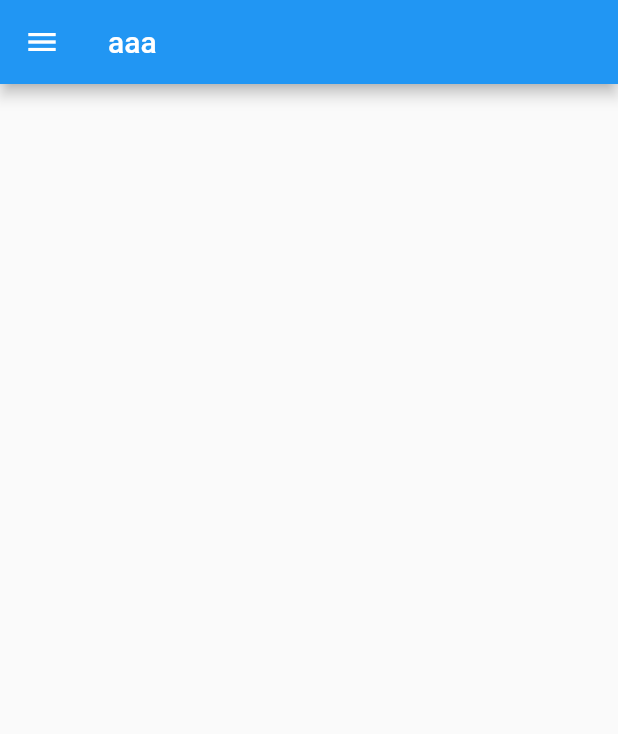
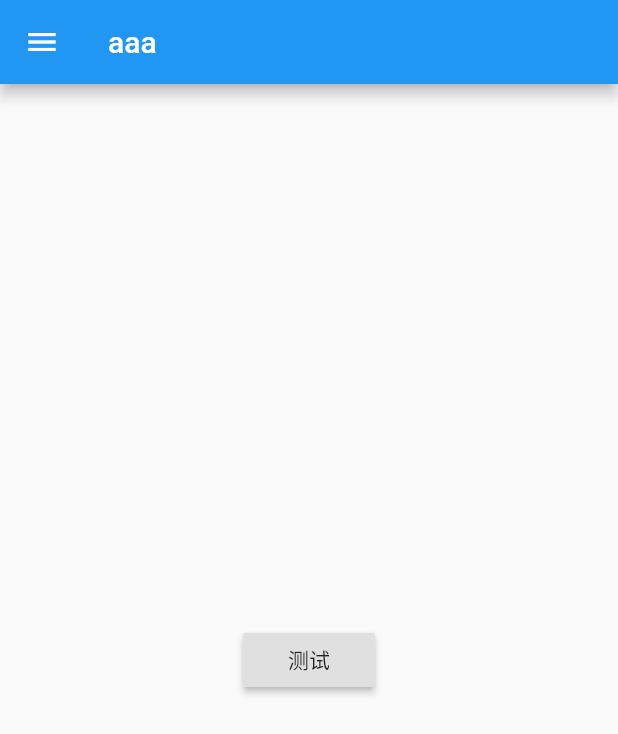
Before and after one commit to Void1315/yhy_travel, a Flutter app: the screen it shows after launch, on a phone screen of 412 x 824 dp. Shown: the top 734 px of the screen. Run offline on Flutter 3.47's test engine with Material 2 defaults, Android fonts, the phone set to English and light mode, and no system bars; our stand-ins replace dio, flutter_redux, redux.

```diff
--- /dev/null
+++ b/lib/api/apis.dart
@@ -0,0 +1,8 @@
+import 'package:dio/dio.dart';
+import 'package:yhy_travel/api/fetch.dart';
+import 'package:yhy_travel/api/urls.dart';
+const String prefix = "127.0.0.1";
+class API{
+  static Future<Response<dynamic>> getUserInfo()=>Fetch().get(prefix+Url.getUserInfo);
+
+}
--- /dev/null
+++ b/lib/api/urls.dart
@@ -0,0 +1,3 @@
+class Url{
+  static const String getUserInfo = "/user/info"; // 获取用户信息
+}
--- a/lib/main.dart
+++ b/lib/main.dart
@@ -3,14 +3,17 @@ import 'package:flutter/rendering.dart';
 import 'package:flutter_redux/flutter_redux.dart';
 import 'package:redux/redux.dart';
 import 'package:yhy_travel/app_state.dart';
+import 'package:yhy_travel/config/env.dart';
 import './config/routers.dart' as Routers;
 
-void main(){
+main() {
   debugPaintSizeEnabled = true;
+  Env(); // 初始化Env配置文件
   runApp(MyApp());
 }
 
 class MyApp extends StatelessWidget {
+
   @override
   Widget build(BuildContext context) {
     final store =
--- a/lib/pages/login/index.dart
+++ b/lib/pages/login/index.dart
@@ -1,4 +1,6 @@
+import 'package:dio/dio.dart';
 import 'package:flutter/material.dart';
+import 'package:yhy_travel/api/apis.dart';
 import 'package:yhy_travel/components/drawer/IndexDrawer.dart';
 
 class LoginIndex extends StatelessWidget {
@@ -9,6 +11,15 @@ class LoginIndex extends StatelessWidget {
         title: Text("aaa"),
       ),
       drawer: IndexDrawer(),
+      body: Center(
+        child: RaisedButton(
+          child: Text("测试"),
+          onPressed: () async {
+            Response response = await API.getUserInfo();
+            print(response.data);
+          },
+        ),
+      ),
     );
   }
 }
--- a/pubspec.yaml
+++ b/pubspec.yaml
@@ -25,6 +25,7 @@ dependencies:
   # Use with the CupertinoIcons class for iOS style icons.
   cupertino_icons: ^0.1.2
   dio: ^3.0.3
+  path_provider: ^1.3.1
 
 dev_dependencies:
   flutter_test:
@@ -43,9 +44,8 @@ flutter:
   uses-material-design: true
 
   # To add assets to your application, add an assets section, like this:
-  # assets:
-  #  - images/a_dot_burr.jpeg
-  #  - images/a_dot_ham.jpeg
+  assets:
+   - lib/json/user/info.json
 
   # An image asset can refer to one or more resolution-specific "variants", see
   # https://flutter.dev/assets-and-images/#resolution-aware.
```
Also changed, not shown: lib/api/fetch.dart (added, +56 -0 lines), lib/config/env.dart (added, +34 -0 lines), lib/json/menu/drawer_menu.json (added, +17 -0 lines), lib/json/user/info.json (added, +8 -0 lines), lib/models/user/user_model.dart (+10 -0 lines), pubspec.lock, 1 other file.
